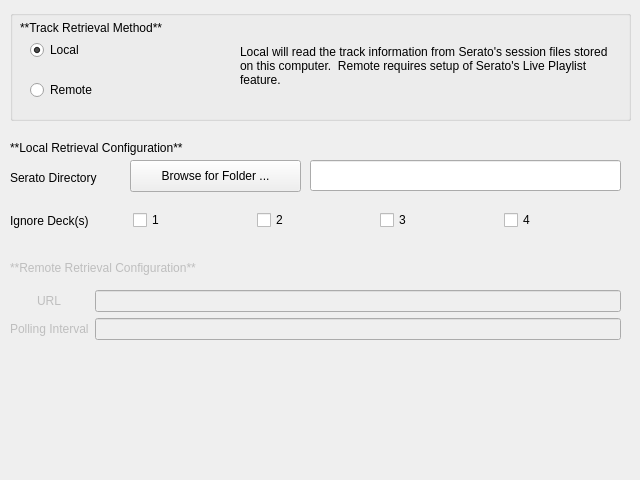
Before: the Qt Designer form nowplaying/resources/ui/inputs_serato3_connection.ui in whatsnowplaying/whats-now-playing, drawn with Qt 5.
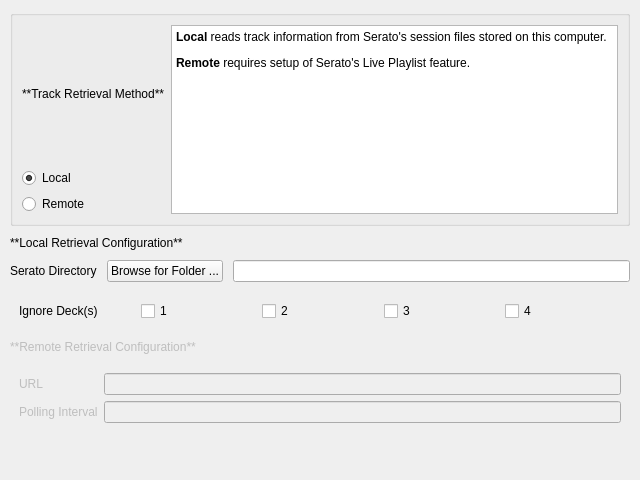
After: the same form once the commit is applied.

```diff
--- a/nowplaying/resources/ui/inputs_serato3_connection.ui
+++ b/nowplaying/resources/ui/inputs_serato3_connection.ui
@@ -13,27 +13,33 @@
   <property name="windowTitle">
    <string>Connection</string>
   </property>
+  <layout class="QVBoxLayout" name="main_layout">
+   <property name="margin">
+    <number>10</number>
+   </property>
+   <property name="spacing">
+    <number>10</number>
+   </property>
+   <item>
   <widget class="QGroupBox" name="method_box">
-   <property name="geometry">
-    <rect>
-     <x>10</x>
-     <y>10</y>
-     <width>621</width>
-     <height>111</height>
-    </rect>
-   </property>
    <property name="title">
     <string/>
    </property>
+     <layout class="QHBoxLayout" name="method_box_layout">
+      <item>
+       <layout class="QVBoxLayout" name="radio_layout">
+        <item>
+         <widget class="QLabel" name="method_label">
+          <property name="text">
+           <string>**Track Retrieval Method**</string>
+          </property>
+          <property name="textFormat">
+           <enum>Qt::MarkdownText</enum>
+          </property>
+         </widget>
+        </item>
+        <item>
    <widget class="QRadioButton" name="local_button">
-    <property name="geometry">
-     <rect>
-      <x>20</x>
-      <y>30</y>
-      <width>100</width>
-      <height>20</height>
-     </rect>
-    </property>
     <property name="text">
      <string>Local</string>
     </property>
@@ -44,15 +50,9 @@
      <string notr="true">method_buttongroup</string>
     </attribute>
    </widget>
+        </item>
+        <item>
    <widget class="QRadioButton" name="remote_button">
-    <property name="geometry">
-     <rect>
-      <x>20</x>
-      <y>70</y>
-      <width>100</width>
-      <height>20</height>
-     </rect>
-    </property>
     <property name="text">
      <string>Remote</string>
     </property>
@@ -60,48 +60,27 @@
      <string notr="true">method_buttongroup</string>
     </attribute>
    </widget>
-   <widget class="QLabel" name="method_label">
-    <property name="geometry">
-     <rect>
-      <x>10</x>
-      <y>10</y>
-      <width>211</width>
-      <height>16</height>
-     </rect>
-    </property>
-    <property name="text">
-     <string>**Track Retrieval Method**</string>
-    </property>
-    <property name="textFormat">
-     <enum>Qt::MarkdownText</enum>
-    </property>
-   </widget>
-   <widget class="QLabel" name="method_desclabel">
-    <property name="geometry">
-     <rect>
-      <x>230</x>
-      <y>10</y>
-      <width>381</width>
-      <height>91</height>
-     </rect>
-    </property>
-    <property name="text">
-     <string>Local will read the track information from Serato's session files stored on this computer.  Remote requires setup of Serato's Live Playlist feature.</string>
-    </property>
-    <property name="wordWrap">
-     <bool>true</bool>
-    </property>
-   </widget>
-  </widget>
+        </item>
+       </layout>
+      </item>
+      <item>
+       <widget class="QTextBrowser" name="method_desclabel">
+        <property name="html">
+         <string>&lt;!DOCTYPE HTML PUBLIC &quot;-//W3C//DTD HTML 4.0//EN&quot; &quot;http://www.w3.org/TR/REC-html40/strict.dtd&quot;&gt;
+&lt;html&gt;&lt;head&gt;&lt;meta name=&quot;qrichtext&quot; content=&quot;1&quot; /&gt;&lt;style type=&quot;text/css&quot;&gt;
+p, li { white-space: pre-wrap; }
+&lt;/style&gt;&lt;/head&gt;&lt;body&gt;
+&lt;p&gt;&lt;span style=&quot;font-weight:600;&quot;&gt;Local&lt;/span&gt; reads track information from Serato's session files stored on this computer.&lt;/p&gt;
+&lt;p&gt;&lt;span style=&quot;font-weight:600;&quot;&gt;Remote&lt;/span&gt; requires setup of Serato's Live Playlist feature.&lt;/p&gt;
+&lt;/body&gt;&lt;/html&gt;</string>
+        </property>
+       </widget>
+      </item>
+     </layout>
+    </widget>
+   </item>
+   <item>
   <widget class="QLabel" name="localconfig_label">
-   <property name="geometry">
-    <rect>
-     <x>10</x>
-     <y>140</y>
-     <width>251</width>
-     <height>16</height>
-    </rect>
-   </property>
    <property name="text">
     <string>**Local Retrieval Configuration**</string>
    </property>
@@ -109,51 +88,30 @@
     <enum>Qt::MarkdownText</enum>
    </property>
   </widget>
+   </item>
+   <item>
+    <layout class="QHBoxLayout" name="local_dir_layout">
+     <item>
   <widget class="QLabel" name="local_dir_label">
-   <property name="geometry">
-    <rect>
-     <x>10</x>
-     <y>170</y>
-     <width>121</width>
-     <height>16</height>
-    </rect>
-   </property>
    <property name="text">
     <string>Serato Directory</string>
    </property>
   </widget>
+     </item>
+     <item>
   <widget class="QPushButton" name="local_dir_button">
-   <property name="geometry">
-    <rect>
-     <x>130</x>
-     <y>160</y>
-     <width>171</width>
-     <height>32</height>
-    </rect>
-   </property>
    <property name="text">
     <string>Browse for Folder ...</string>
    </property>
   </widget>
-  <widget class="QLineEdit" name="local_dir_lineedit">
-   <property name="geometry">
-    <rect>
-     <x>310</x>
-     <y>160</y>
-     <width>311</width>
-     <height>31</height>
-    </rect>
-   </property>
-  </widget>
-  <widget class="QWidget" name="ignoredecks_widget">
-   <property name="geometry">
-    <rect>
-     <x>10</x>
-     <y>200</y>
-     <width>611</width>
-     <height>41</height>
-    </rect>
-   </property>
+     </item>
+     <item>
+      <widget class="QLineEdit" name="local_dir_lineedit"/>
+     </item>
+    </layout>
+   </item>
+   <item>
+    <widget class="QWidget" name="ignoredecks_widget" native="true">
    <layout class="QHBoxLayout" name="ignoredecks_layout">
     <item>
      <widget class="QLabel" name="ignoredeck_label">
@@ -192,18 +150,12 @@
     </item>
    </layout>
   </widget>
+   </item>
+   <item>
   <widget class="QLabel" name="remoteconfig_label">
    <property name="enabled">
     <bool>false</bool>
    </property>
-   <property name="geometry">
-    <rect>
-     <x>10</x>
-     <y>260</y>
-     <width>311</width>
-     <height>16</height>
-    </rect>
-   </property>
    <property name="text">
     <string>**Remote Retrieval Configuration**</string>
    </property>
@@ -211,24 +163,12 @@
     <enum>Qt::MarkdownText</enum>
    </property>
   </widget>
-  <widget class="QWidget" name="formLayoutWidget">
-   <property name="geometry">
-    <rect>
-     <x>10</x>
-     <y>290</y>
-     <width>611</width>
-     <height>80</height>
-    </rect>
-   </property>
+   </item>
+   <item>
+    <widget class="QWidget" name="remote_form_widget" native="true">
    <layout class="QFormLayout" name="remote_form_layout">
     <property name="fieldGrowthPolicy">
-     <enum>QFormLayout::ExpandingFieldsGrow</enum>
-    </property>
-    <property name="labelAlignment">
-     <set>Qt::AlignCenter</set>
-    </property>
-    <property name="formAlignment">
-     <set>Qt::AlignLeading|Qt::AlignLeft|Qt::AlignTop</set>
+       <enum>QFormLayout::AllNonFixedFieldsGrow</enum>
     </property>
     <item row="0" column="0">
      <widget class="QLabel" name="remote_url_label">
@@ -245,12 +185,6 @@
       <property name="enabled">
        <bool>false</bool>
       </property>
-      <property name="minimumSize">
-       <size>
-        <width>515</width>
-        <height>0</height>
-       </size>
-      </property>
       <property name="inputMethodHints">
        <set>Qt::ImhPreferNumbers|Qt::ImhUrlCharactersOnly</set>
       </property>
@@ -271,16 +205,25 @@
       <property name="enabled">
        <bool>false</bool>
       </property>
-      <property name="minimumSize">
+       </widget>
+      </item>
+     </layout>
+    </widget>
+   </item>
+   <item>
+    <spacer>
+     <property name="orientation">
+      <enum>Qt::Vertical</enum>
+     </property>
+     <property name="sizeHint" stdset="0">
        <size>
-        <width>515</width>
-        <height>0</height>
-       </size>
-      </property>
-     </widget>
-    </item>
-   </layout>
-  </widget>
+       <width>20</width>
+       <height>40</height>
+      </size>
+     </property>
+    </spacer>
+   </item>
+  </layout>
  </widget>
  <resources/>
  <connections>
```
Left out of the diff: 140 changed lines with no effect on the pictures. Lines whose indentation alone changed are shown as unchanged.
